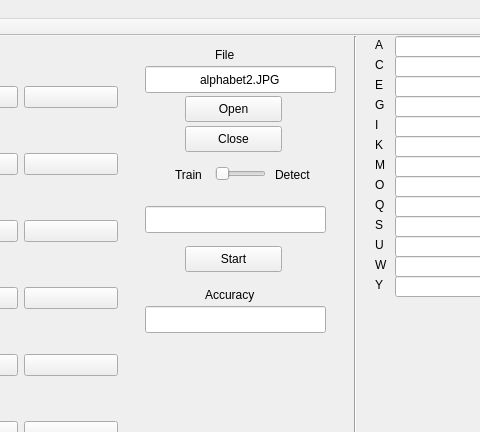
This is Programme_Test/Test_Neural_Network/mainwindow.ui in cdumonde/Neural-Network-Project as Qt 5 draws it before an edit; both pictures show x 505 to 985 and y 0 to 432 of the 1155 by 526 pixel window. The edited form follows.
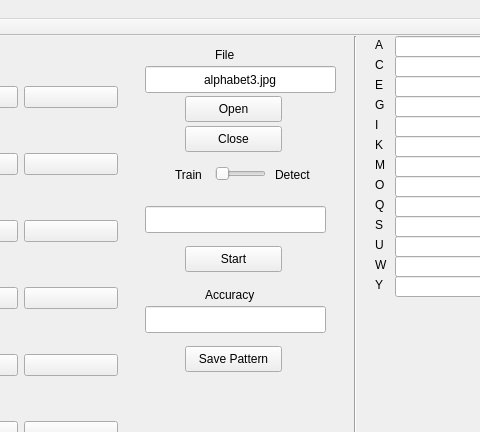
This is the edited form.

What changed in the file:
```diff
--- a/Programme_Test/Test_Neural_Network/mainwindow.ui
+++ b/Programme_Test/Test_Neural_Network/mainwindow.ui
@@ -814,7 +814,7 @@
      </rect>
     </property>
     <property name="text">
-     <string>alphabet2.JPG</string>
+     <string>alphabet3.jpg</string>
     </property>
     <property name="alignment">
      <set>Qt::AlignCenter</set>
@@ -1554,6 +1554,19 @@
      <string/>
     </property>
    </widget>
+   <widget class="QPushButton" name="pushButton_40">
+    <property name="geometry">
+     <rect>
+      <x>690</x>
+      <y>310</y>
+      <width>97</width>
+      <height>26</height>
+     </rect>
+    </property>
+    <property name="text">
+     <string>Save Pattern</string>
+    </property>
+   </widget>
   </widget>
   <widget class="QMenuBar" name="menuBar">
    <property name="geometry">
```
Left out of the diff: 536 changed lines with no effect on the pictures.
